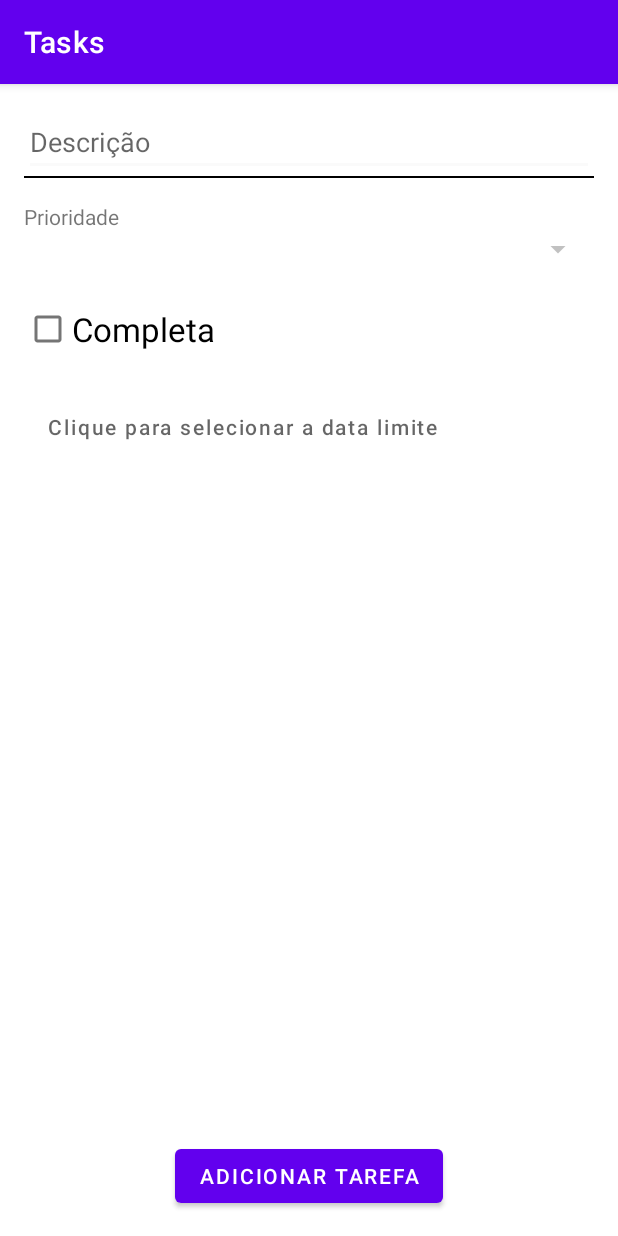
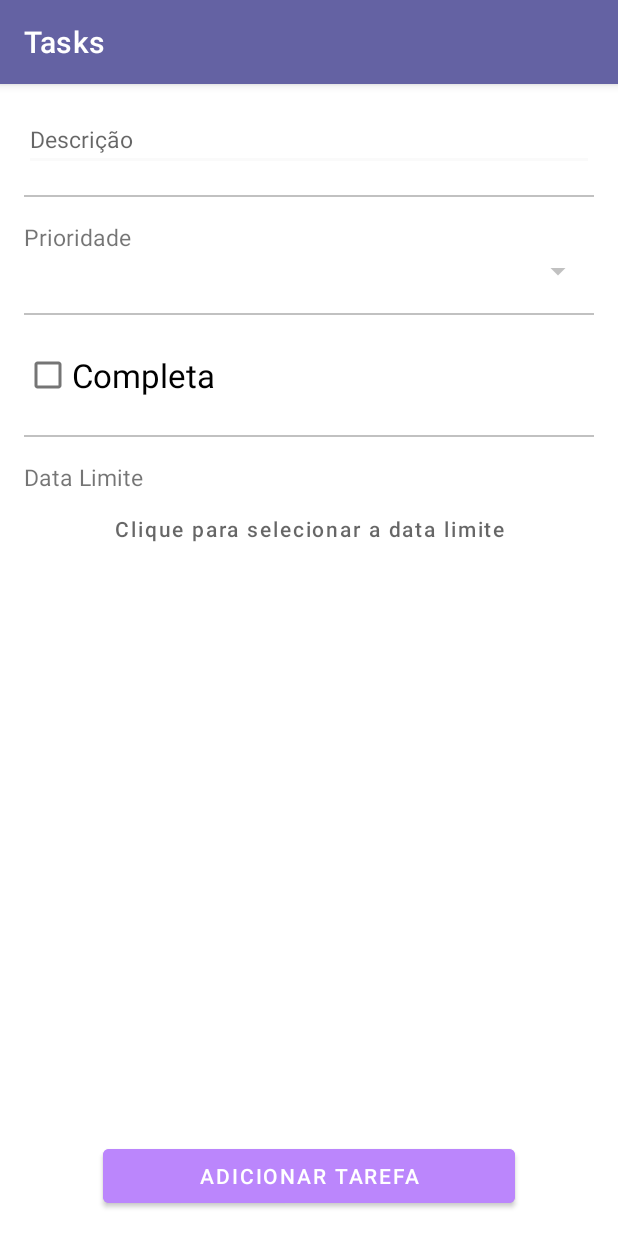
Before and after one commit to NathaliaMiriam/Tasks-app-android, an Android app: the TaskFormActivity screen opened directly, with no data from a screen before it, on a phone screen of 412 x 824 dp. Run offline under Robolectric (Android 15) with nearby library versions, the phone set to English and light mode, and no system bars; our stand-ins replace Room's generated code; network calls fail; pictures from the network do not load.

Commit message:
finishes the layout

```diff
--- a/app/src/main/java/com/devmasterteam/tasks/service/repository/BaseRepository.kt
+++ b/app/src/main/java/com/devmasterteam/tasks/service/repository/BaseRepository.kt
@@ -56,7 +56,6 @@ open class BaseRepository(val context: Context) {
 
 
     // verifica se a conexão com a internet está disponivel
-    @RequiresApi(Build.VERSION_CODES.M)
     fun isConnectionAvailable(): Boolean {
 
         // para assumir que não existe coneção com a internet
--- a/app/src/main/java/com/devmasterteam/tasks/service/repository/PriorityRepository.kt
+++ b/app/src/main/java/com/devmasterteam/tasks/service/repository/PriorityRepository.kt
@@ -72,7 +72,6 @@ class PriorityRepository(context: Context): BaseRepository(context) {
 
     // retorna da API a lista de prioridades - informo por parametro que existe o listener
     // o listener é chamado p fazer o caminho de volta ... Ida : LoginViewModel -> PriorityRepository | Volta: PriorityRepository -> LoginViewModel
-    @RequiresApi(Build.VERSION_CODES.M)
     fun list(listener: APIListener<List<PriorityModel>>) {
 
         // primeiro verifica se existe ou não conexão com a internet
--- a/app/src/main/java/com/devmasterteam/tasks/view/LoginActivity.kt
+++ b/app/src/main/java/com/devmasterteam/tasks/view/LoginActivity.kt
@@ -30,7 +30,9 @@ class LoginActivity : AppCompatActivity(), View.OnClickListener {
         binding = ActivityLoginBinding.inflate(layoutInflater)
 
         // layout
+        supportActionBar?.hide() // tira a barra de navegação do app - se for nulo não quebra a aplicação
         setContentView(binding.root)
+
 
         // eventos de clique
         binding.buttonLogin.setOnClickListener(this) // botão de login
--- a/app/src/main/res/layout/activity_task_form.xml
+++ b/app/src/main/res/layout/activity_task_form.xml
@@ -13,15 +13,18 @@
         android:layout_height="wrap_content"
         android:backgroundTint="#fafafa"
         android:hint="@string/descricao"
+        android:textSize="15sp"
         app:layout_constraintEnd_toEndOf="parent"
         app:layout_constraintStart_toStartOf="parent"
         app:layout_constraintTop_toTopOf="parent" />
 
+    <!-- a customização da barra de separação foi feita no xml themes
+     com o 'style' eu puxo/aplico -->
     <View
         android:id="@+id/view_description"
-        android:layout_width="match_parent"
-        android:layout_height="1dp"
-        android:background="@color/black"
+        style="@style/ViewDivider"
+        app:layout_constraintEnd_toEndOf="parent"
+        app:layout_constraintStart_toStartOf="parent"
         app:layout_constraintTop_toBottomOf="@+id/edit_description" />
 
     <TextView
@@ -29,12 +32,13 @@
         android:layout_width="0dp"
         android:layout_height="wrap_content"
         android:layout_marginTop="16dp"
+        android:textSize="15sp"
         android:text="@string/prioridade"
         app:layout_constraintEnd_toEndOf="parent"
         app:layout_constraintStart_toStartOf="parent"
         app:layout_constraintTop_toBottomOf="@+id/view_description" />
 
-    <!-- O componente spinner é um campo para digitação de valores (geralmente números ou datas) que possui
+    <!-- o componente spinner é um campo para digitação de valores (geralmente números ou datas) que possui
     dois botões de controle, os quais permitem aumentar ou reduzir o valor do input -->
     <Spinner
         android:id="@+id/spinner_priority"
@@ -45,10 +49,11 @@
         app:layout_constraintStart_toStartOf="parent"
         app:layout_constraintTop_toBottomOf="@+id/text_priority" />
 
+    <!-- a customização da barra de separação foi feita no xml themes
+    com o 'style' eu puxo/aplico -->
     <View
         android:id="@+id/view_complete"
-        android:layout_width="0dp"
-        android:layout_height="1dp"
+        style="@style/ViewDivider"
         app:layout_constraintEnd_toEndOf="parent"
         app:layout_constraintStart_toStartOf="parent"
         app:layout_constraintTop_toBottomOf="@+id/spinner_priority" />
@@ -64,28 +69,39 @@
         app:layout_constraintStart_toStartOf="parent"
         app:layout_constraintTop_toBottomOf="@+id/view_complete" />
 
+    <!-- a customização da barra de separação foi feita no xml themes
+    com o 'style' eu puxo/aplico -->
     <View
         android:id="@+id/view_date"
-        android:layout_width="0dp"
-        android:layout_height="1dp"
+        style="@style/ViewDivider"
         app:layout_constraintEnd_toEndOf="parent"
         app:layout_constraintStart_toStartOf="parent"
         app:layout_constraintTop_toBottomOf="@+id/check_complete" />
 
-    <!-- Ao clicar no botão é aberto o 'DatePickerDialog' (uma pequena tela que abre uma caixa de diálogo
+    <TextView
+        android:id="@+id/text_date"
+        android:layout_width="0dp"
+        android:layout_height="wrap_content"
+        android:layout_marginTop="16dp"
+        android:textSize="15sp"
+        android:text="Data Limite"
+        app:layout_constraintEnd_toEndOf="parent"
+        app:layout_constraintStart_toStartOf="parent"
+        app:layout_constraintTop_toBottomOf="@+id/view_date" />
+
+    <!-- ao clicar no botão é aberto o 'DatePickerDialog' (uma pequena tela que abre uma caixa de diálogo
     permitindo que o usuário selecione uma data c/ 'dd-mm-aaaa' através de um calendário) -->
     <Button
         android:id="@+id/button_date"
         android:layout_width="0dp"
         android:layout_height="wrap_content"
-        android:layout_marginTop="16dp"
         android:background="@android:color/transparent"
-        android:gravity="center_vertical"
+        android:gravity="center"
+        android:hint="@string/clique_para_selecionar_a_data"
         android:textColor="@color/black"
-        android:hint="@string/clique_para_selecionar_a_data"
         app:layout_constraintEnd_toEndOf="parent"
         app:layout_constraintStart_toStartOf="parent"
-        app:layout_constraintTop_toBottomOf="@+id/view_date" />
+        app:layout_constraintTop_toBottomOf="@+id/text_date" />
 
     <View
         android:id="@+id/view_save"
@@ -95,8 +111,11 @@
         app:layout_constraintStart_toStartOf="parent"
         app:layout_constraintTop_toBottomOf="@id/button_date" />
 
+    <!-- as customizações de tamanho e cor do botão foram feitas no xml themes
+    com o 'style' eu puxo/aplico -->
     <Button
         android:id="@+id/button_save"
+        style="@style/DefaultButton"
         android:layout_width="wrap_content"
         android:layout_height="wrap_content"
         android:text="@string/adicionar_tarefa"
--- a/app/src/main/res/layout/app_bar_main.xml
+++ b/app/src/main/res/layout/app_bar_main.xml
@@ -29,6 +29,8 @@
         android:layout_gravity="bottom|end"
         android:layout_marginEnd="@dimen/fab_margin"
         android:layout_marginBottom="16dp"
-        app:srcCompat="@android:drawable/ic_dialog_email" />
+        app:tint="@color/white"
+        android:backgroundTint="@color/purple_200"
+        app:srcCompat="@drawable/ic_add" />
 
 </androidx.coordinatorlayout.widget.CoordinatorLayout>
--- a/app/src/main/res/layout/nav_header_main.xml
+++ b/app/src/main/res/layout/nav_header_main.xml
@@ -3,7 +3,7 @@
     xmlns:app="http://schemas.android.com/apk/res-auto"
     android:layout_width="match_parent"
     android:layout_height="@dimen/nav_header_height"
-    android:background="@drawable/side_nav_bar"
+    android:background="@drawable/shape_background"
     android:gravity="bottom"
     android:orientation="vertical"
     android:paddingLeft="@dimen/activity_horizontal_margin"
@@ -11,11 +11,12 @@
     android:paddingRight="@dimen/activity_horizontal_margin"
     android:paddingBottom="@dimen/activity_vertical_margin"
     android:theme="@style/ThemeOverlay.AppCompat.Dark">
+    <!-- a cor de fundo colocada no background acima foi criada no xml shape_background -->
 
     <ImageView
         android:id="@+id/imageView"
         android:layout_width="140dp"
-        android:layout_height="80dp"
+        android:layout_height="44dp"
         android:paddingTop="@dimen/nav_header_vertical_spacing"
         app:srcCompat="@drawable/ic_logotipo" />
 
--- a/app/src/main/res/values/colors.xml
+++ b/app/src/main/res/values/colors.xml
@@ -1,10 +1,14 @@
 <?xml version="1.0" encoding="utf-8"?>
 <resources>
     <color name="purple_200">#FFBB86FC</color>
-    <color name="purple_500">#FF6200EE</color>
-    <color name="purple_700">#FF3700B3</color>
+    <color name="purple_500">#6462a3</color>
+    <color name="purple_700">#3b3a61</color>
     <color name="teal_200">#FF03DAC5</color>
     <color name="teal_700">#FF018786</color>
     <color name="black">#FF000000</color>
     <color name="white">#FFFFFFFF</color>
+    <color name="pink">#f33769</color>
+    <color name="grey_700">#FFFFFF</color>
+    <color name="grey_500">#c1c1c1</color>
+    <color name="grey_200">#535353</color>
 </resources>
--- a/app/src/main/res/values/themes.xml
+++ b/app/src/main/res/values/themes.xml
@@ -22,4 +22,31 @@
     <style name="Theme.Tasks.AppBarOverlay" parent="ThemeOverlay.AppCompat.Dark.ActionBar" />
 
     <style name="Theme.Tasks.PopupOverlay" parent="ThemeOverlay.AppCompat.Light" />
+
+    <!-- customização do botão da tela de Login -->
+    <style name="DefaultButton">
+        <item name="android:backgroundTint">@color/purple_200</item>
+        <item name="android:paddingStart">64dp</item>
+        <item name="android:paddingEnd">64dp</item>
+        <item name="android:paddingTop">8dp</item>
+        <item name="android:paddingBottom">8dp</item>
+    </style>
+
+    <!-- customização da cor das letras, caixa de texto e ícones -->
+    <style name="EditTextWhite">
+        <item name="android:textColor">@color/white</item>
+        <item name="android:textColorHint">@color/white</item>
+        <item name="android:backgroundTint">@color/white</item>
+        <item name="android:drawablePadding">8dp</item>
+        <item name="android:drawableTint">@color/white</item>
+    </style>
+
+    <!-- customização das barras de separação da tela de add nova tarefa -->
+    <style name="ViewDivider">
+        <item name="android:background">@color/grey_500</item>
+        <item name="android:layout_width">0dp</item>
+        <item name="android:layout_height">1dp</item>
+        <item name="android:layout_marginTop">16dp</item>
+    </style>
+
 </resources>
```
Also changed, not shown: app/src/main/java/com/devmasterteam/tasks/service/repository/TaskRepository.kt (+0 -9 lines), app/src/main/res/drawable/shape_background.xml (added, +12 -0 lines), app/src/main/res/layout/activity_login.xml (+26 -1 lines), app/src/main/res/layout/activity_register.xml (+7 -0 lines).
